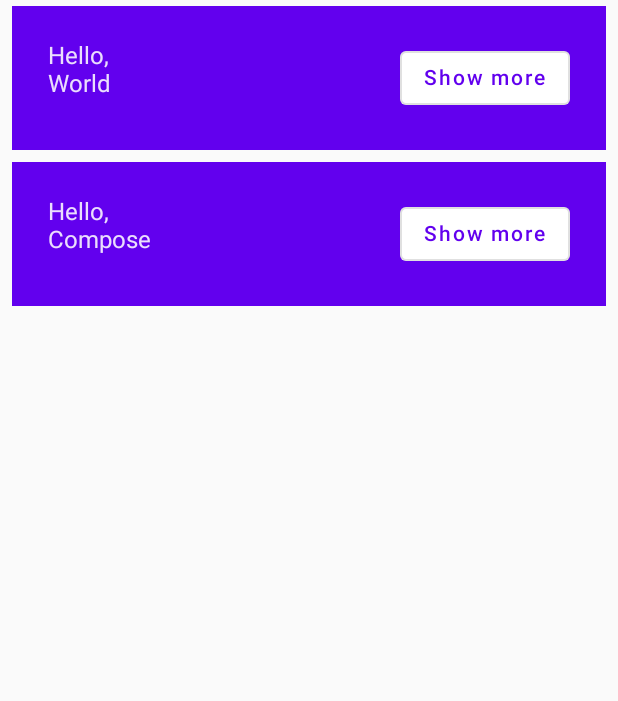
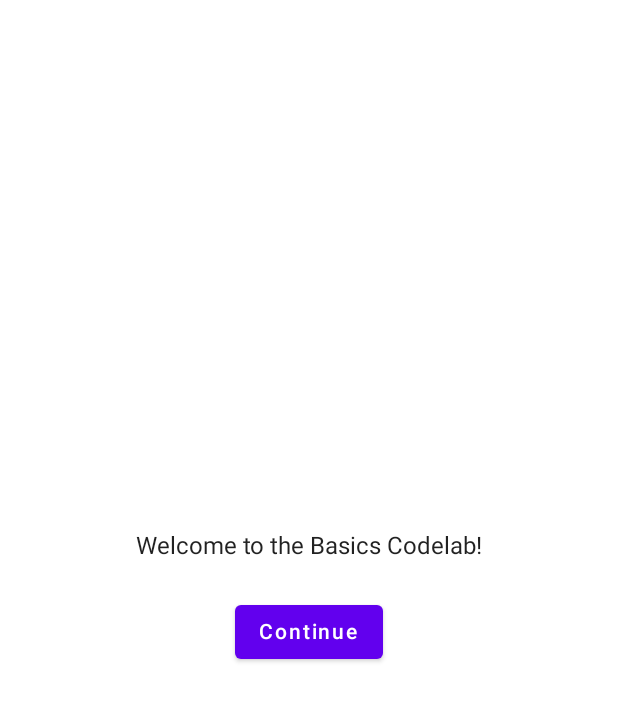
Before and after one commit to MilkBiscuit/JetpackComposeTutorial, an Android app built with Jetpack Compose: the screen it shows after launch (MainActivity), on a phone screen of 412 x 824 dp. Shown: the top 701 px of the screen. Run offline under Robolectric (Android 15) with nearby library versions, the phone set to English and light mode, and no system bars.

```diff
--- a/app/src/main/java/com/example/jetpackcomposetutorial/MainActivity.kt
+++ b/app/src/main/java/com/example/jetpackcomposetutorial/MainActivity.kt
@@ -3,16 +3,14 @@ package com.example.jetpackcomposetutorial
 import android.os.Bundle
 import androidx.activity.ComponentActivity
 import androidx.activity.compose.setContent
-import androidx.compose.foundation.layout.Column
-import androidx.compose.foundation.layout.Row
-import androidx.compose.foundation.layout.padding
-import androidx.compose.material.MaterialTheme
-import androidx.compose.material.OutlinedButton
-import androidx.compose.material.Surface
-import androidx.compose.material.Text
+import androidx.compose.foundation.layout.*
+import androidx.compose.material.*
 import androidx.compose.runtime.Composable
 import androidx.compose.runtime.mutableStateOf
 import androidx.compose.runtime.remember
+import androidx.compose.runtime.getValue
+import androidx.compose.runtime.setValue
+import androidx.compose.ui.Alignment
 import androidx.compose.ui.Modifier
 import androidx.compose.ui.tooling.preview.Preview
 import androidx.compose.ui.unit.dp
@@ -31,7 +29,18 @@ class MainActivity : ComponentActivity() {
 
 @Composable
 private fun MyApp(names: List<String> = listOf("World", "Compose")) {
-    Column {
+    var shouldShowOnboarding by remember { mutableStateOf(true) }
+
+    if (shouldShowOnboarding) {
+        OnboardingScreen(onContinueClicked = { shouldShowOnboarding = false })
+    } else {
+        Greetings()
+    }
+}
+
+@Composable
+private fun Greetings(names: List<String> = listOf("World", "Compose")) {
+    Column(modifier = Modifier.padding(vertical = 4.dp)) {
         for (name in names) {
             Greeting(name = name)
         }
@@ -64,6 +73,33 @@ fun Greeting(name: String) {
     }
 }
 
+@Composable
+fun OnboardingScreen(onContinueClicked: () -> Unit) {
+    Surface {
+        Column(
+            modifier = Modifier.fillMaxSize(),
+            verticalArrangement = Arrangement.Center,
+            horizontalAlignment = Alignment.CenterHorizontally
+        ) {
+            Text("Welcome to the Basics Codelab!")
+            Button(
+                modifier = Modifier.padding(vertical = 24.dp),
+                onClick = onContinueClicked
+            ) {
+                Text("Continue")
+            }
+        }
+    }
+}
+
+@Preview(showBackground = true, widthDp = 320, heightDp = 320)
+@Composable
+fun OnboardingPreview() {
+    JetpackComposeTutorialTheme {
+        OnboardingScreen() {}
+    }
+}
+
 @Preview(showBackground = true, widthDp = 320)
 @Composable
 fun DefaultPreview() {
```
